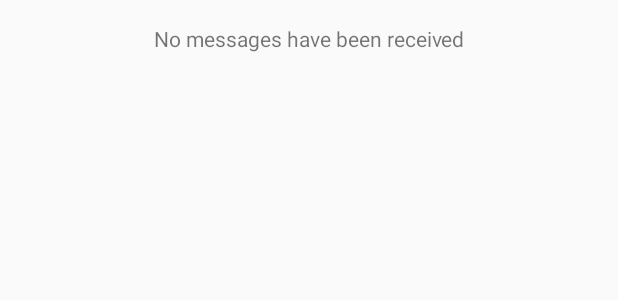
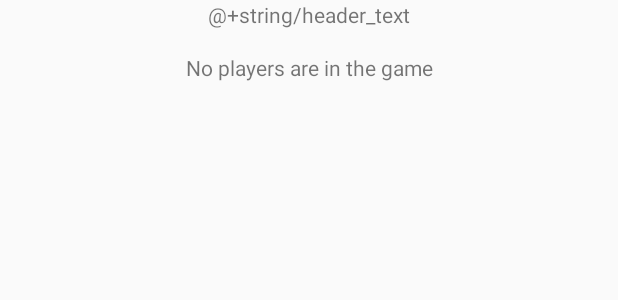
Before and after one commit to justinhchan/Proximity, an Android app: the layout choose_message.xml on its own in the app's theme, with its tools: preview values and no code run, on a phone screen of 412 x 824 dp. Shown: the top 300 px of the screen. Run offline under Robolectric (Android 15) with nearby library versions, the phone set to English and light mode, and no system bars.

Commit message:
Added header to the activity
Title

```diff
--- a/app/src/main/java/cmsc436/proximity/ChooseMessageActivity.java
+++ b/app/src/main/java/cmsc436/proximity/ChooseMessageActivity.java
@@ -35,11 +35,15 @@ public class ChooseMessageActivity extends Activity {
         ListView playersListView = (ListView) findViewById(
                 R.id.playersListView);
 
-        TextView emptyText = (TextView) findViewById(R.id.emptyT);
+        TextView emptyText = (TextView) findViewById(R.id.emptyPlayers);
         playersListView.setEmptyView(emptyText);
         playersListView.setAdapter(mPlayersListAdapter);
 
-        // User gets one guess to choose to co
+        final TextView headerView = (TextView) findViewById(R.id.top_header);
+        headerView.setText("Guess which player sent the message: ");
+        //TODO: retrieve message the user has clicked
+
+        // User gets one guess to choose to correct player
         playersListView.setOnItemClickListener(new AdapterView.OnItemClickListener() {
             @Override
             public void onItemClick(AdapterView<?> adapterView, View view, int i, long l) {
--- a/app/src/main/res/layout/choose_message.xml
+++ b/app/src/main/res/layout/choose_message.xml
@@ -1,23 +1,38 @@
 <?xml version="1.0" encoding="utf-8"?>
-<LinearLayout xmlns:android="http://schemas.android.com/apk/res/android"
+<RelativeLayout xmlns:android="http://schemas.android.com/apk/res/android"
+    android:layout_width="fill_parent"
+    android:layout_height="fill_parent">
+
+    <!-- Header -->
+    <TextView
+        android:id="@+id/top_header"
         android:layout_width="match_parent"
-    android:layout_height="match_parent"
+        android:layout_height="wrap_content"
+        android:gravity="center_horizontal"
+        android:text="@+string/header_text" />
+
+    <LinearLayout
+        android:id="@+id/linearLayoutChoose"
+        android:layout_width="fill_parent"
+        android:layout_height="wrap_content"
+        android:layout_below="@id/top_header"
         android:orientation="vertical">
 
         <ListView
             android:id="@+id/playersListView"
-        android:layout_width="match_parent"
+            android:layout_width="fill_parent"
             android:layout_height="wrap_content"
             android:paddingHorizontal="10dp"
             android:layout_marginTop="@dimen/activity_vertical_margin"
             android:transcriptMode="alwaysScroll" />
 
         <TextView
-        android:id="@+id/emptyT"
-        android:layout_width="match_parent"
+            android:id="@+id/emptyPlayers"
+            android:layout_width="fill_parent"
             android:layout_height="wrap_content"
             android:layout_gravity="center"
             android:gravity="center"
-        android:text="No messages have been received"/>
+            android:text="No players are in the game"/>
 
     </LinearLayout>
+</RelativeLayout>
```
Lines whose indentation alone changed are shown as unchanged.
